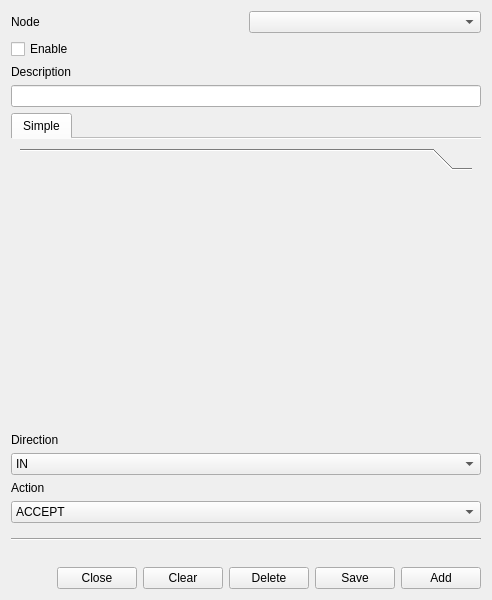
Qt form ui/opensnitch/res/firewall_rule.ui (evilsocket/opensnitch) before a commit.
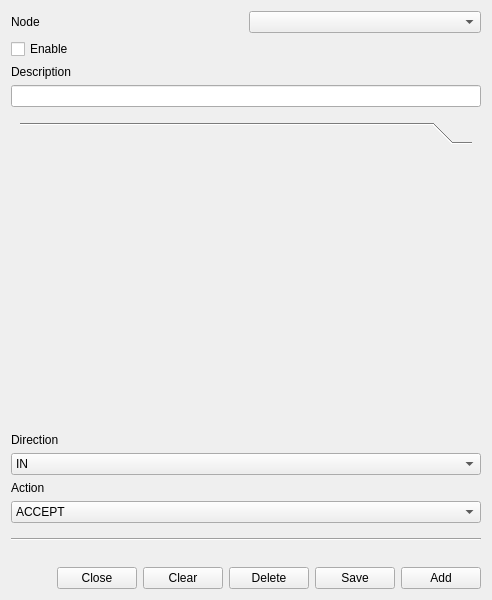
The same form after that commit. Icons and pictures are not drawn.

Commit message:
ui, fw: more options to filter connections by pack
Added more options to filter connections by packets' metainformation.
Added: uid, gid, l4proto, protocol and priority.

+ When filtering connections by in/out interface, list the available
  interfaces in the system, only if the selected node is local.

Diff of the .ui file:
```diff
--- a/ui/opensnitch/res/firewall_rule.ui
+++ b/ui/opensnitch/res/firewall_rule.ui
@@ -6,7 +6,7 @@
    <rect>
     <x>0</x>
     <y>0</y>
-    <width>434</width>
+    <width>484</width>
     <height>600</height>
    </rect>
   </property>
@@ -70,6 +70,9 @@
    alignment: center;
 }</string>
      </property>
+     <property name="tabPosition">
+      <enum>QTabWidget::South</enum>
+     </property>
      <property name="currentIndex">
       <number>0</number>
      </property>
@@ -79,6 +82,9 @@
      <property name="documentMode">
       <bool>true</bool>
      </property>
+     <property name="tabBarAutoHide">
+      <bool>true</bool>
+     </property>
      <widget class="QWidget" name="tabSimple">
       <attribute name="title">
        <string>Simple</string>
@@ -97,8 +103,8 @@
            <rect>
             <x>0</x>
             <y>0</y>
-            <width>398</width>
-            <height>173</height>
+            <width>448</width>
+            <height>200</height>
            </rect>
           </property>
           <attribute name="label">
```
Left out of the diff: 9 changed lines with no effect on the pictures. The commit also changes 3 other files.
